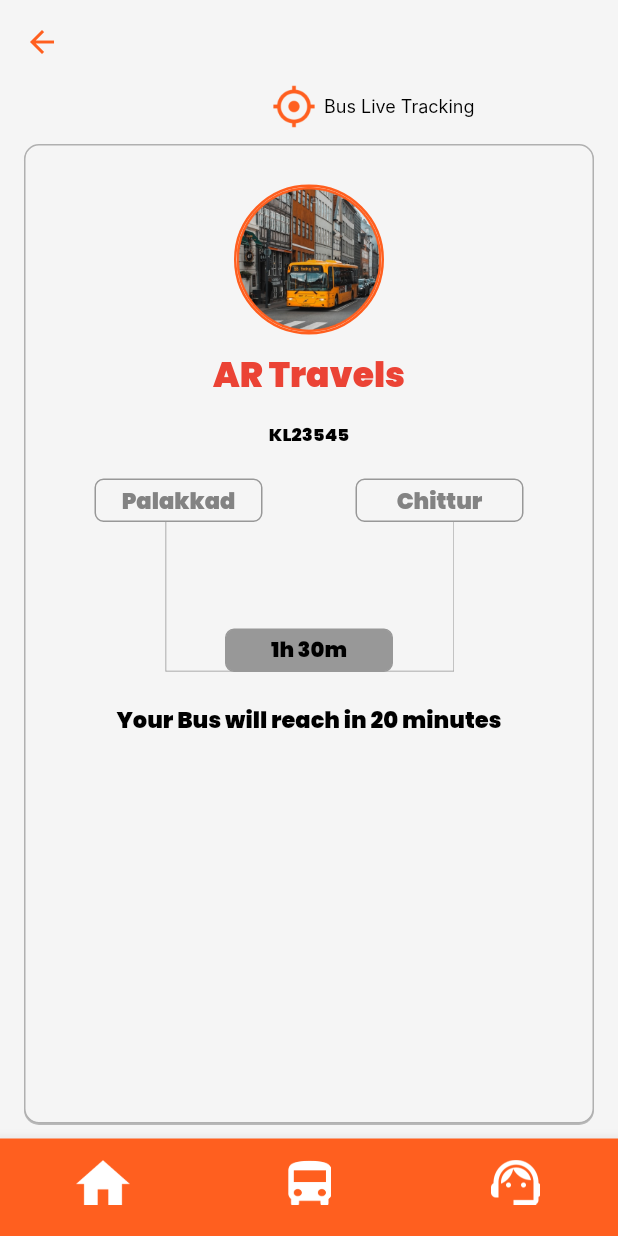
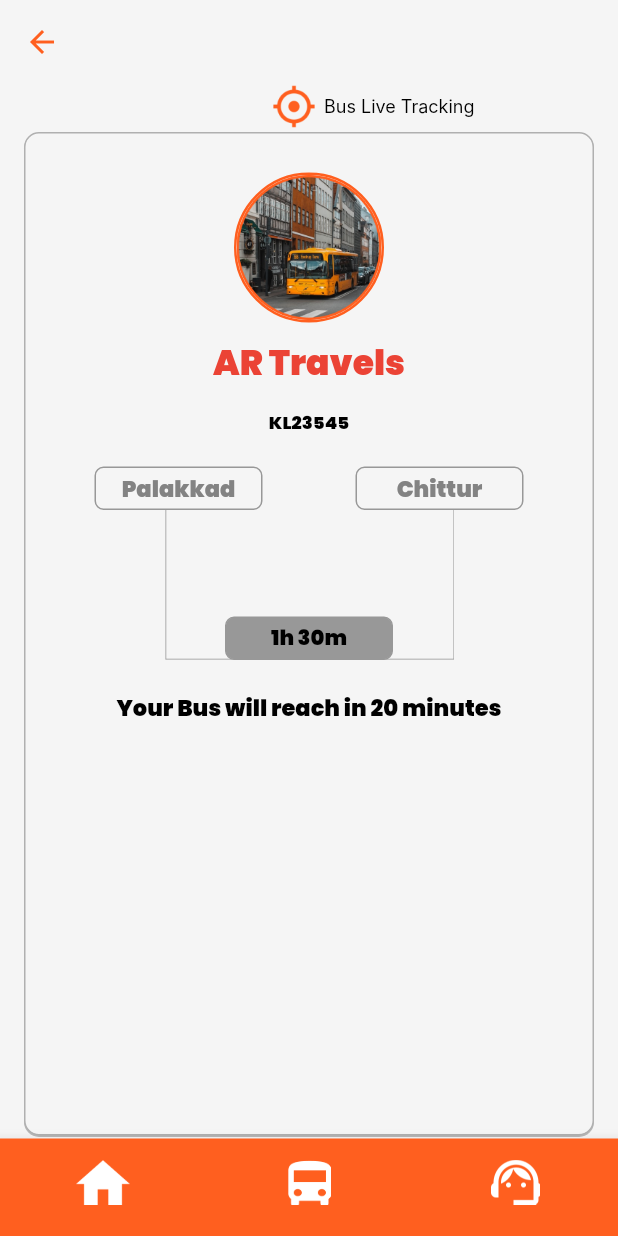
Before and after one commit to AbithaVishnu/Bustracking-User, a Flutter app: the AllDetails screen opened by its route, on a phone screen of 412 x 824 dp. Run offline on Flutter 3.47's test engine with Material 2 defaults, Android fonts, the phone set to English and light mode, and no system bars; our stand-ins replace get, hexcolor; Roboto replaces fonts that are missing (Inter).

Commit message:
all details

```diff
--- a/lib/View/All Details/All detailsa.dart
+++ b/lib/View/All Details/All detailsa.dart
@@ -57,7 +57,7 @@ class AllDetails extends StatelessWidget {
               flex: 1,
               child: Container(
                 height: MediaQuery.of(context).size.height,
-                margin: EdgeInsets.symmetric(horizontal: 16,vertical: 10 ),
+                margin: EdgeInsets.symmetric(horizontal: 16,vertical: 2 ),
                 decoration: BoxDecoration(
                   color: HexColor("#F5F5F5"),
                   border: Border.all(color: Color(0xFFB0B0B0), width: 1),
```
